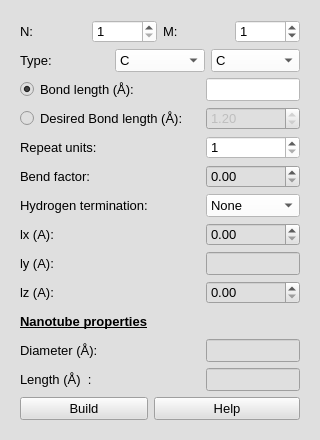
Old version of the form furiousatoms/forms/SWNT.ui in the repository nasimanousheh/furious-atoms.
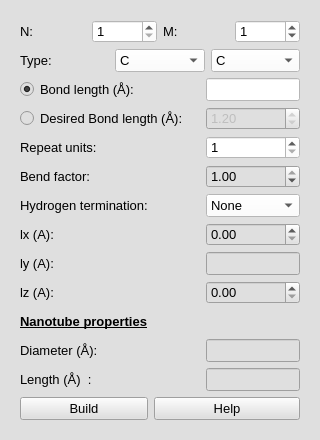
New version of the form.

Commit message: updated icon for bend factor

```diff
--- a/furiousatoms/forms/SWNT.ui
+++ b/furiousatoms/forms/SWNT.ui
@@ -334,6 +334,9 @@
         <property name="singleStep">
          <double>0.010000000000000</double>
         </property>
+        <property name="value">
+         <double>1.000000000000000</double>
+        </property>
        </widget>
       </item>
       <item row="5" column="0">
```
